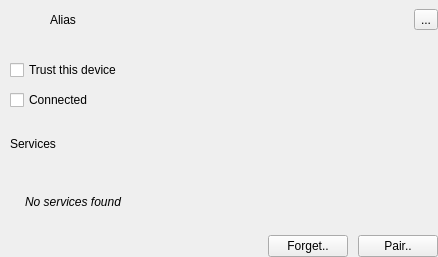
Above: device.ui from surlykke/partooth before the change. Below: the same form after it.
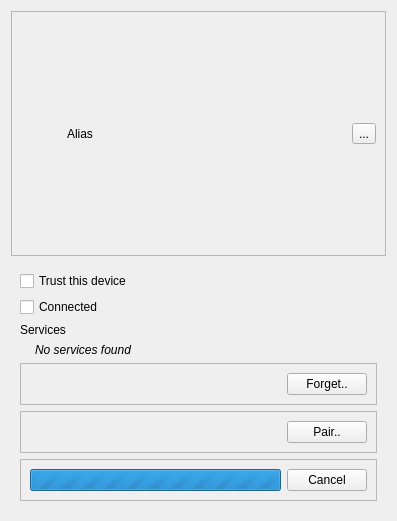
That is the form after the change.

Commit message: Indication of ongoing pairing

The edit to the form file:
```diff
--- a/device.ui
+++ b/device.ui
@@ -6,30 +6,22 @@
    <rect>
     <x>0</x>
     <y>0</y>
-    <width>438</width>
-    <height>257</height>
+    <width>397</width>
+    <height>521</height>
    </rect>
   </property>
   <property name="windowTitle">
    <string>devicedialog</string>
   </property>
-  <layout class="QVBoxLayout" name="verticalLayout">
-   <property name="spacing">
-    <number>10</number>
-   </property>
-   <property name="leftMargin">
-    <number>0</number>
-   </property>
-   <property name="topMargin">
-    <number>0</number>
-   </property>
-   <property name="rightMargin">
-    <number>0</number>
-   </property>
-   <property name="bottomMargin">
-    <number>0</number>
-   </property>
+  <layout class="QVBoxLayout" name="verticalLayout_2">
    <item>
+    <widget class="QFrame" name="frame_4">
+     <property name="frameShape">
+      <enum>QFrame::StyledPanel</enum>
+     </property>
+     <property name="frameShadow">
+      <enum>QFrame::Raised</enum>
+     </property>
     <layout class="QHBoxLayout" name="horizontalLayout">
      <item>
       <widget class="QLabel" name="iconLabel">
@@ -65,6 +57,7 @@
       </widget>
      </item>
     </layout>
+    </widget>
    </item>
    <item>
     <widget class="QFrame" name="detailsFrame">
@@ -74,22 +67,7 @@
      <property name="frameShadow">
       <enum>QFrame::Plain</enum>
      </property>
-     <layout class="QVBoxLayout" name="verticalLayout_2">
-      <property name="spacing">
-       <number>10</number>
-      </property>
-      <property name="leftMargin">
-       <number>10</number>
-      </property>
-      <property name="topMargin">
-       <number>10</number>
-      </property>
-      <property name="rightMargin">
-       <number>0</number>
-      </property>
-      <property name="bottomMargin">
-       <number>0</number>
-      </property>
+     <layout class="QVBoxLayout" name="verticalLayout">
       <item>
        <widget class="QCheckBox" name="trustedCheckBox">
         <property name="text">
@@ -151,7 +129,14 @@
        </widget>
       </item>
       <item>
-       <layout class="QHBoxLayout" name="horizontalLayout_2">
+       <widget class="QFrame" name="forgetFrame">
+        <property name="frameShape">
+         <enum>QFrame::StyledPanel</enum>
+        </property>
+        <property name="frameShadow">
+         <enum>QFrame::Raised</enum>
+        </property>
+        <layout class="QHBoxLayout" name="horizontalLayout_4">
         <item>
          <spacer name="horizontalSpacer">
           <property name="orientation">
@@ -159,7 +144,7 @@
           </property>
           <property name="sizeHint" stdset="0">
            <size>
-            <width>40</width>
+             <width>198</width>
             <height>20</height>
            </size>
           </property>
@@ -172,6 +157,31 @@
           </property>
          </widget>
         </item>
+        </layout>
+       </widget>
+      </item>
+      <item>
+       <widget class="QFrame" name="pairFrame">
+        <property name="frameShape">
+         <enum>QFrame::StyledPanel</enum>
+        </property>
+        <property name="frameShadow">
+         <enum>QFrame::Raised</enum>
+        </property>
+        <layout class="QHBoxLayout" name="horizontalLayout_3">
+         <item>
+          <spacer name="horizontalSpacer_2">
+           <property name="orientation">
+            <enum>Qt::Horizontal</enum>
+           </property>
+           <property name="sizeHint" stdset="0">
+            <size>
+             <width>212</width>
+             <height>20</height>
+            </size>
+           </property>
+          </spacer>
+         </item>
         <item>
          <widget class="QPushButton" name="pairButton">
           <property name="text">
@@ -180,6 +190,45 @@
          </widget>
         </item>
        </layout>
+       </widget>
+      </item>
+      <item>
+       <widget class="QFrame" name="pairingFrame">
+        <property name="frameShape">
+         <enum>QFrame::StyledPanel</enum>
+        </property>
+        <property name="frameShadow">
+         <enum>QFrame::Raised</enum>
+        </property>
+        <layout class="QHBoxLayout" name="horizontalLayout_2">
+         <item>
+          <widget class="QProgressBar" name="pairingProgressBar">
+           <property name="maximum">
+            <number>0</number>
+           </property>
+           <property name="value">
+            <number>-1</number>
+           </property>
+           <property name="textVisible">
+            <bool>true</bool>
+           </property>
+           <property name="invertedAppearance">
+            <bool>true</bool>
+           </property>
+           <property name="format">
+            <string>Pairing..</string>
+           </property>
+          </widget>
+         </item>
+         <item>
+          <widget class="QPushButton" name="cancelParingButton">
+           <property name="text">
+            <string>Cancel</string>
+           </property>
+          </widget>
+         </item>
+        </layout>
+       </widget>
       </item>
      </layout>
     </widget>
```
Lines whose indentation alone changed are shown as unchanged. The commit also changes 2 other files.
